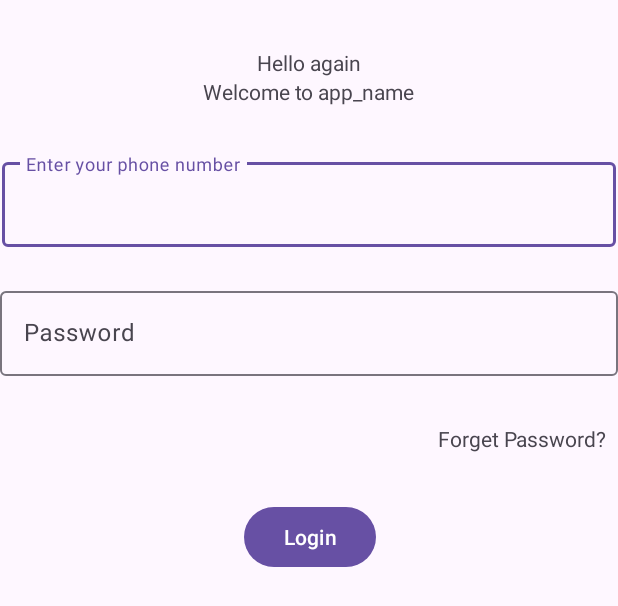
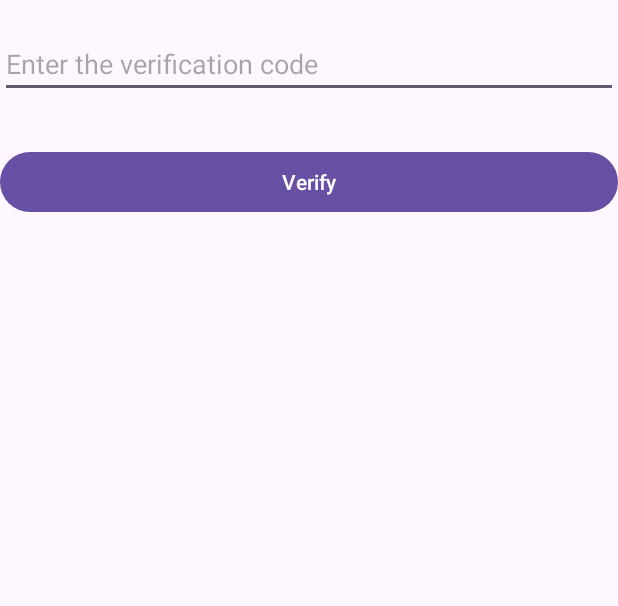
Before and after one commit to MonaAdel2/GraduationProject, an Android app: the layout fragment_login.xml on its own in the app's theme, with its tools: preview values and no code run, on a phone screen of 412 x 824 dp. Shown: the top 606 px of the screen. Run offline under Robolectric (Android 15) with nearby library versions, the phone set to English and light mode, and no system bars.

Commit message:
Establish the login structure including sending and verifying the OTP.

```diff
--- a/app/build.gradle.kts
+++ b/app/build.gradle.kts
@@ -49,7 +49,6 @@ dependencies {
     implementation("androidx.appcompat:appcompat:1.6.1")
     implementation("com.google.android.material:material:1.10.0")
     implementation("androidx.constraintlayout:constraintlayout:2.1.4")
-    implementation("com.google.firebase:firebase-auth:22.3.0")
     testImplementation("junit:junit:4.13.2")
     androidTestImplementation("androidx.test.ext:junit:1.1.5")
     androidTestImplementation("androidx.test.espresso:espresso-core:3.5.1")
@@ -66,4 +65,8 @@ dependencies {
     // firebase
     implementation(platform("com.google.firebase:firebase-bom:32.6.0"))
     implementation("com.google.firebase:firebase-analytics")
+    implementation("com.google.firebase:firebase-auth:19.3.2")
+
+    // country code
+    implementation("com.hbb20:ccp:2.5.2")
 }
--- a/app/src/main/AndroidManifest.xml
+++ b/app/src/main/AndroidManifest.xml
@@ -1,6 +1,8 @@
 <?xml version="1.0" encoding="utf-8"?>
 <manifest xmlns:android="http://schemas.android.com/apk/res/android"
     xmlns:tools="http://schemas.android.com/tools">
+    <uses-permission android:name="android.permission.INTERNET" />
+    <uses-permission android:name="android.permission.ACCESS_NETWORK_STATE" />
 
     <application
         android:allowBackup="true"
--- a/app/src/main/java/com/example/graduationproject/authentication/repo/AuthRepo.kt
+++ /dev/null
@@ -1,4 +0,0 @@
-package com.example.graduationproject.authentication.repo
-
-class AuthRepo {
-}
--- a/app/src/main/res/layout/fragment_login.xml
+++ b/app/src/main/res/layout/fragment_login.xml
@@ -6,73 +6,26 @@
     android:layout_height="match_parent"
     tools:context=".authentication.view.LoginFragment">
 
-
-    <TextView
-        android:id="@+id/textView_hello_agin"
-        android:layout_width="wrap_content"
+    <EditText
+        android:id="@+id/otpEditText"
+        android:layout_width="match_parent"
         android:layout_height="wrap_content"
-        android:layout_marginTop="32dp"
-        android:text="@string/login_frg_hello_again"
+        android:layout_marginTop="20dp"
+        android:hint="@string/login_frg_hint_code"
+        android:inputType="number"
         app:layout_constraintEnd_toEndOf="parent"
         app:layout_constraintStart_toStartOf="parent"
         app:layout_constraintTop_toTopOf="parent" />
 
-    <TextView
-        android:id="@+id/textView_welcome_bk"
-        android:layout_width="wrap_content"
-        android:layout_height="wrap_content"
-        android:text="@string/login_frg_welcome_message"
-        app:layout_constraintEnd_toEndOf="@+id/textView_hello_agin"
-        app:layout_constraintStart_toStartOf="@+id/textView_hello_agin"
-        app:layout_constraintTop_toBottomOf="@+id/textView_hello_agin" />
-
-    <com.google.android.material.textfield.TextInputLayout
-        android:id="@+id/editText_phone_number"
-        android:layout_width="409dp"
-        android:layout_height="wrap_content"
-        android:layout_marginTop="32dp"
-        app:layout_constraintEnd_toEndOf="parent"
-        app:layout_constraintStart_toStartOf="parent"
-        app:layout_constraintTop_toBottomOf="@+id/textView_welcome_bk">
-
-        <com.google.android.material.textfield.TextInputEditText
-            android:layout_width="match_parent"
-            android:layout_height="wrap_content"
-            android:hint="@string/login_frg_hint_phone" />
-    </com.google.android.material.textfield.TextInputLayout>
-
-    <com.google.android.material.textfield.TextInputLayout
-        android:id="@+id/editText_password"
+    <Button
+        android:id="@+id/verifyOtpButton"
         android:layout_width="match_parent"
         android:layout_height="wrap_content"
-        android:layout_marginTop="24dp"
-        app:layout_constraintEnd_toEndOf="parent"
-        app:layout_constraintStart_toStartOf="@+id/editText_phone_number"
-        app:layout_constraintTop_toBottomOf="@+id/editText_phone_number">
+        android:layout_below="@id/otpEditText"
+        android:layout_marginTop="32dp"
+        android:text="@string/login_frg_verify_code_button"
+        app:layout_constraintEnd_toEndOf="@+id/otpEditText"
+        app:layout_constraintStart_toStartOf="@+id/otpEditText"
+        app:layout_constraintTop_toBottomOf="@+id/otpEditText" />
 
-        <com.google.android.material.textfield.TextInputEditText
-            android:layout_width="match_parent"
-            android:layout_height="wrap_content"
-            android:hint="@string/login_frg_hint_password" />
-    </com.google.android.material.textfield.TextInputLayout>
-
-    <TextView
-        android:id="@+id/textView_forget_password"
-        android:layout_width="wrap_content"
-        android:layout_height="wrap_content"
-        android:layout_marginTop="32dp"
-        android:layout_marginEnd="8dp"
-        android:text="@string/login_frg_forget_password"
-        app:layout_constraintEnd_toEndOf="@+id/editText_password"
-        app:layout_constraintTop_toBottomOf="@+id/editText_password" />
-
-    <Button
-        android:id="@+id/button_login"
-        android:layout_width="wrap_content"
-        android:layout_height="wrap_content"
-        android:layout_marginTop="32dp"
-        android:text="@string/login_frg_login_button"
-        app:layout_constraintEnd_toEndOf="parent"
-        app:layout_constraintStart_toStartOf="@+id/editText_password"
-        app:layout_constraintTop_toBottomOf="@+id/textView_forget_password" />
 </androidx.constraintlayout.widget.ConstraintLayout>
--- a/app/src/main/res/values/strings.xml
+++ b/app/src/main/res/values/strings.xml
@@ -8,5 +8,8 @@
     <string name="login_frg_forget_password">Forget Password?</string>
     <string name="login_frg_hint_phone">Enter your phone number</string>
     <string name="login_frg_hint_password">Password</string>
+    <string name="login_frg_hint_code">Enter the verification code</string>
     <string name="login_frg_login_button">Login</string>
+    <string name="login_frg_send_verification_code_button">Send Code</string>
+    <string name="login_frg_verify_code_button">Verify</string>
 </resources>
```
Also changed, not shown: app/src/main/java/com/example/graduationproject/authentication/view/LoginFragment.kt (+57 -4 lines), app/src/main/java/com/example/graduationproject/authentication/view/SendOTPCodeFragment.kt (added, +85 -0 lines), app/src/main/java/com/example/graduationproject/authentication/viewModel/AuthViewModel.kt (+90 -2 lines), app/src/main/java/com/example/graduationproject/authentication/viewModel/AuthViewModelFactory.kt (+10 -10 lines), app/src/main/res/layout/fragment_send_otp_code.xml (added, +47 -0 lines), app/src/main/res/navigation/auth_nav_graph.xml (+14 -14 lines), 1 other file.
